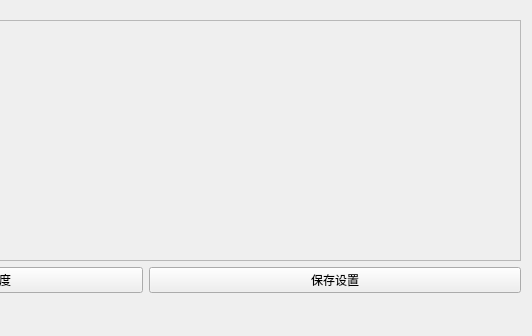
Above: MayaViewportCapture/ui/cam_setting.ui from FXTD-ODYSSEY/MayaViewportCapture before the change; both pictures show x 240 to 772 and y 0 to 336 of the 772 by 336 pixel window. Below: the same form after it.
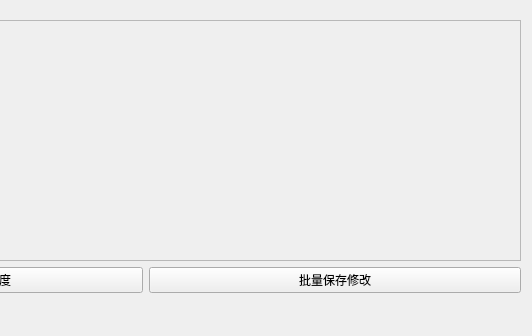
That is the form after the change.

Diff of the .ui file:
```diff
--- a/MayaViewportCapture/ui/cam_setting.ui
+++ b/MayaViewportCapture/ui/cam_setting.ui
@@ -76,7 +76,7 @@
      <item>
       <widget class="QPushButton" name="Save_BTN">
        <property name="text">
-        <string>保存设置</string>
+        <string>批量保存修改</string>
        </property>
       </widget>
      </item>
```
